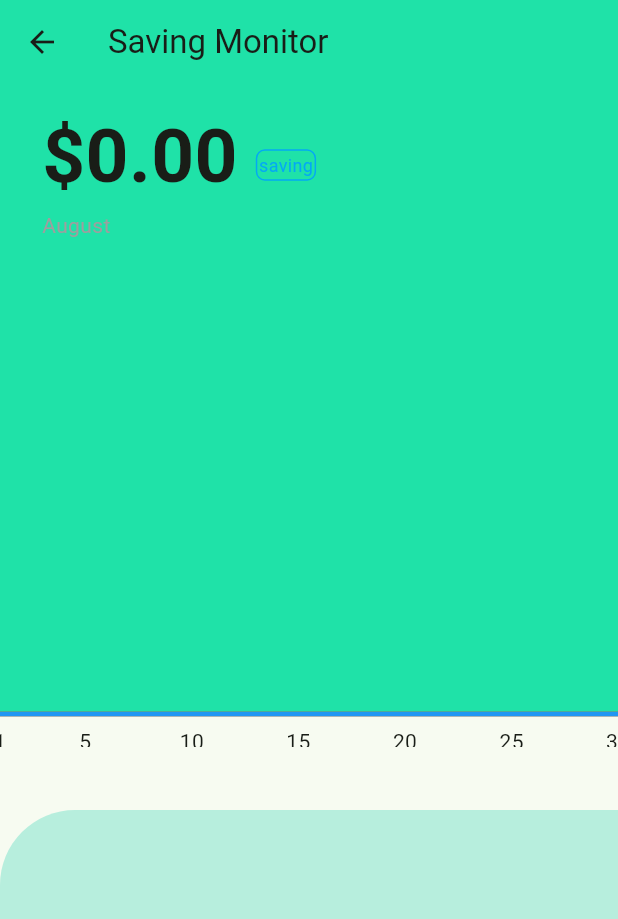
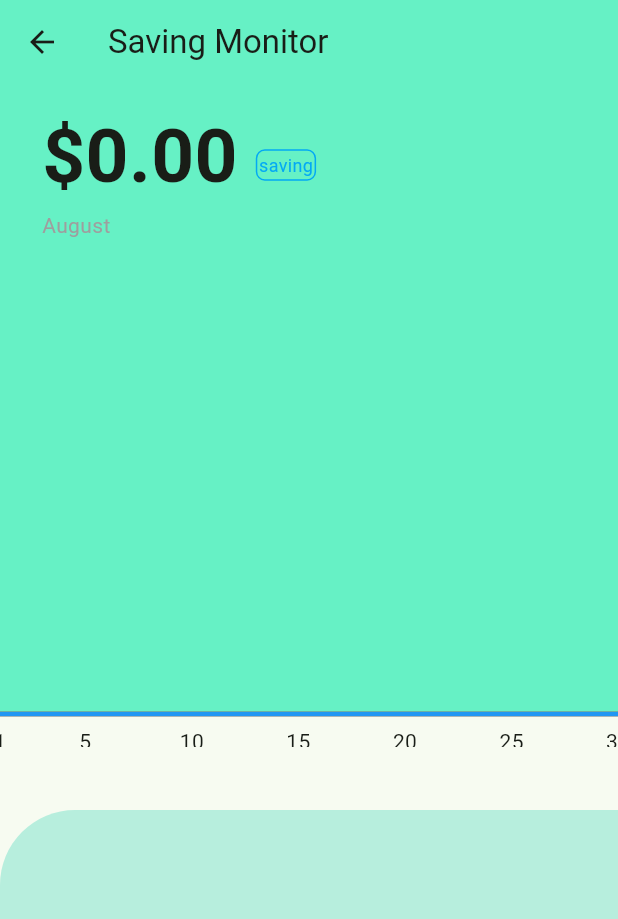
Before and after one commit to Saqlain-mushtaq-alamin/Finura, a Flutter app: the SavingMonitorPage screen opened directly with empty values, on a phone screen of 412 x 824 dp. Shown: the top 919 px of the screen. Run offline on Flutter 3.47's test engine with Material 3 defaults, Android fonts, the phone set to English and light mode, and no system bars; drawn by our look-alikes of fl_chart; our stand-ins replace connectivity_plus, image_picker, package_info_plus, sqflite, table_calendar; accounts and stored records are empty.

Commit message:
edit the monitoring page

```diff
--- a/finura_frontend/lib/views/savingMonitor/savingMonitingPage.dart
+++ b/finura_frontend/lib/views/savingMonitor/savingMonitingPage.dart
@@ -123,11 +123,9 @@ class _SavingMonitorPageState extends State<SavingMonitorPage> {
     return Scaffold(
       appBar: AppBar(
         title: const Text("Saving Monitor"),
-        backgroundColor: const Color.fromARGB(255, 31, 226, 168),
+        backgroundColor: Color.fromARGB(255, 102, 241, 197),
       ),
-      body: Container(
-        //padding: const EdgeInsets.all(12),
-        child: Column(
+      body: Column(
         crossAxisAlignment: CrossAxisAlignment.start,
         children: [
           // Top: Total Saving & Month
@@ -135,7 +133,7 @@ class _SavingMonitorPageState extends State<SavingMonitorPage> {
             padding: const EdgeInsets.fromLTRB(28, 12, 12, 12),
 
             decoration: BoxDecoration(
-                color: Color.fromARGB(255, 31, 226, 168),
+              color: Color.fromARGB(255, 102, 241, 197),
             ),
             child: Column(
               crossAxisAlignment: CrossAxisAlignment.start,
@@ -160,10 +158,7 @@ class _SavingMonitorPageState extends State<SavingMonitorPage> {
                       ),
                       child: Text(
                         "saving",
-                          style: TextStyle(
-                            fontSize: 12,
-                            color: Colors.lightBlue,
-                          ),
+                        style: TextStyle(fontSize: 12, color: Colors.lightBlue),
                       ),
                     ),
                   ],
@@ -185,7 +180,7 @@ class _SavingMonitorPageState extends State<SavingMonitorPage> {
                 minX: 1,
                 maxX: 30,
                 minY: 0,
-                  backgroundColor: Color.fromARGB(255, 31, 226, 168),
+                backgroundColor: Color.fromARGB(255, 102, 241, 197),
                 titlesData: FlTitlesData(
                   leftTitles: AxisTitles(
                     sideTitles: SideTitles(showTitles: false),
@@ -339,7 +334,6 @@ class _SavingMonitorPageState extends State<SavingMonitorPage> {
           ),
         ],
       ),
-      ),
     );
   }
 }
```
Lines whose indentation alone changed are shown as unchanged.
